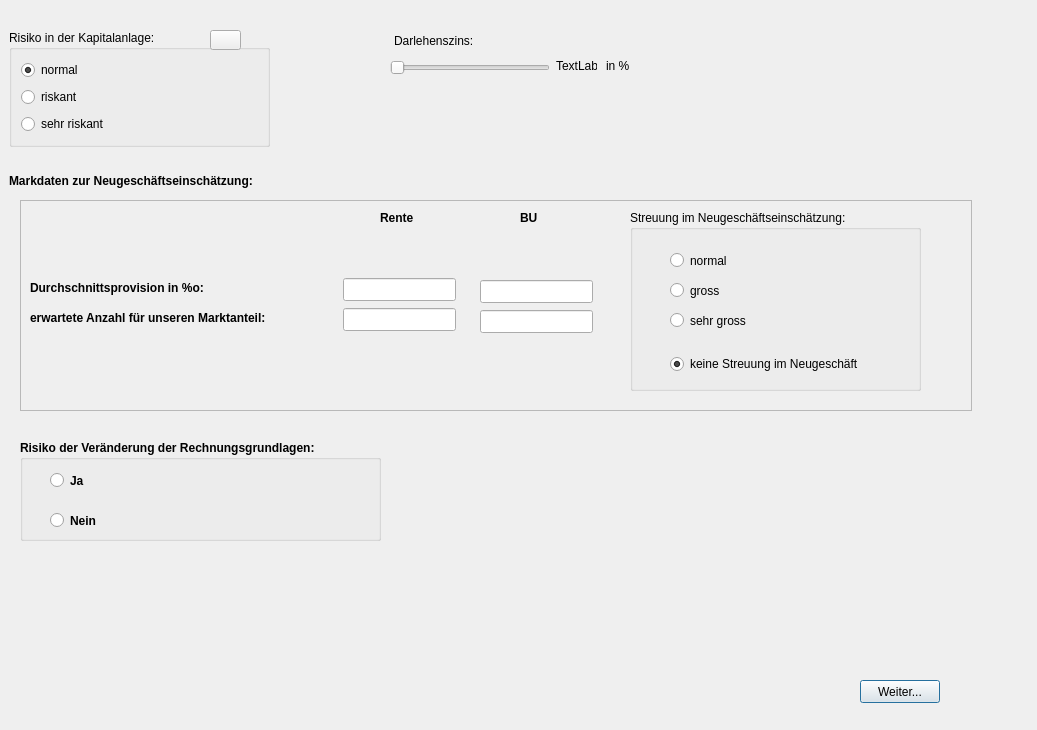
The window that Dateien/grundeinstellungwindow.ui (KaMusialik/MeinSpiel) describes before a commit, drawn with Qt 5.
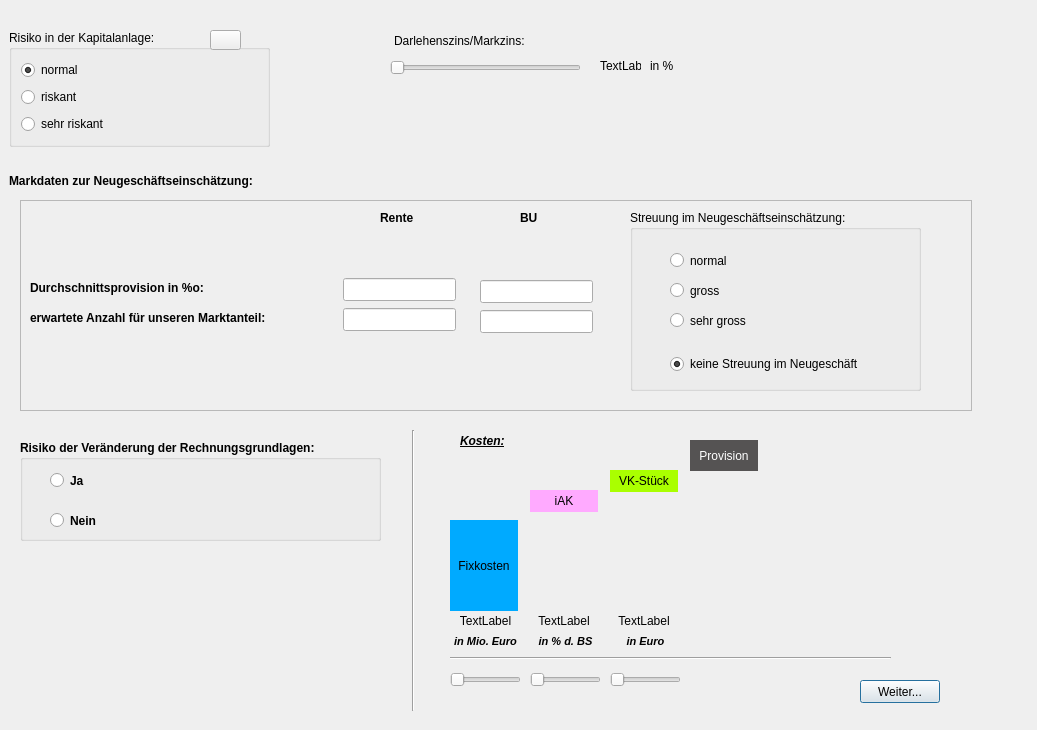
The same window after the commit. Icons and pictures are not drawn.

The edit to the form file:
```diff
--- a/Dateien/grundeinstellungwindow.ui
+++ b/Dateien/grundeinstellungwindow.ui
@@ -13,6 +13,9 @@
   <property name="windowTitle">
    <string>Dialog</string>
   </property>
+  <property name="layoutDirection">
+   <enum>Qt::LeftToRight</enum>
+  </property>
   <widget class="QLabel" name="label_2">
    <property name="geometry">
     <rect>
@@ -390,7 +393,7 @@
     <rect>
      <x>394</x>
      <y>30</y>
-     <width>141</width>
+     <width>181</width>
      <height>22</height>
     </rect>
    </property>
@@ -398,7 +401,7 @@
     <string>&lt;html&gt;&lt;head/&gt;&lt;body&gt;&lt;p&gt;Der Darlehenszins wird nur dann benötigt, wenn die Kasse zu Beginn der Geschäftsjahr negativ ist. Die Kasse wird mit diesem Wert verzinst. Es stellt also eine Art Darlehen dar. Mit einem positiven cash flow wird das Darlehen getilgt&lt;/p&gt;&lt;/body&gt;&lt;/html&gt;</string>
    </property>
    <property name="text">
-    <string>Darlehenszins:</string>
+    <string>Darlehenszins/Markzins:</string>
    </property>
   </widget>
   <widget class="QSlider" name="horizontalSlider_Darlehenszins">
@@ -406,7 +409,7 @@
     <rect>
      <x>390</x>
      <y>60</y>
-     <width>160</width>
+     <width>191</width>
      <height>16</height>
     </rect>
    </property>
@@ -417,7 +420,7 @@
   <widget class="QLabel" name="label_Darlehenszins">
    <property name="geometry">
     <rect>
-     <x>556</x>
+     <x>600</x>
      <y>55</y>
      <width>41</width>
      <height>22</height>
@@ -430,7 +433,7 @@
   <widget class="QLabel" name="label_5">
    <property name="geometry">
     <rect>
-     <x>606</x>
+     <x>650</x>
      <y>55</y>
      <width>68</width>
      <height>22</height>
@@ -440,6 +443,307 @@
     <string>in %</string>
    </property>
   </widget>
+  <widget class="QLabel" name="label_8">
+   <property name="geometry">
+    <rect>
+     <x>450</x>
+     <y>520</y>
+     <width>68</width>
+     <height>91</height>
+    </rect>
+   </property>
+   <property name="autoFillBackground">
+    <bool>false</bool>
+   </property>
+   <property name="styleSheet">
+    <string notr="true">background-color: rgb(0, 170, 255);</string>
+   </property>
+   <property name="text">
+    <string>Fixkosten</string>
+   </property>
+   <property name="alignment">
+    <set>Qt::AlignCenter</set>
+   </property>
+  </widget>
+  <widget class="Line" name="line">
+   <property name="geometry">
+    <rect>
+     <x>450</x>
+     <y>650</y>
+     <width>441</width>
+     <height>16</height>
+    </rect>
+   </property>
+   <property name="orientation">
+    <enum>Qt::Horizontal</enum>
+   </property>
+  </widget>
+  <widget class="QLabel" name="label_9">
+   <property name="geometry">
+    <rect>
+     <x>690</x>
+     <y>440</y>
+     <width>68</width>
+     <height>31</height>
+    </rect>
+   </property>
+   <property name="autoFillBackground">
+    <bool>false</bool>
+   </property>
+   <property name="styleSheet">
+    <string notr="true">background-color: rgb(85, 83, 83);
+color: rgb(255, 255, 255);</string>
+   </property>
+   <property name="text">
+    <string>Provision</string>
+   </property>
+   <property name="alignment">
+    <set>Qt::AlignCenter</set>
+   </property>
+  </widget>
+  <widget class="QLabel" name="label_10">
+   <property name="geometry">
+    <rect>
+     <x>530</x>
+     <y>490</y>
+     <width>68</width>
+     <height>22</height>
+    </rect>
+   </property>
+   <property name="toolTip">
+    <string extracomment="Interne Abschlusskosten in %o der Beitragssumme"/>
+   </property>
+   <property name="layoutDirection">
+    <enum>Qt::RightToLeft</enum>
+   </property>
+   <property name="autoFillBackground">
+    <bool>false</bool>
+   </property>
+   <property name="styleSheet">
+    <string notr="true">background-color: rgb(255, 170, 255);</string>
+   </property>
+   <property name="text">
+    <string>iAK</string>
+   </property>
+   <property name="alignment">
+    <set>Qt::AlignCenter</set>
+   </property>
+  </widget>
+  <widget class="QLabel" name="label_11">
+   <property name="geometry">
+    <rect>
+     <x>610</x>
+     <y>470</y>
+     <width>68</width>
+     <height>22</height>
+    </rect>
+   </property>
+   <property name="autoFillBackground">
+    <bool>false</bool>
+   </property>
+   <property name="styleSheet">
+    <string notr="true">background-color: rgb(170, 255, 0);</string>
+   </property>
+   <property name="text">
+    <string>VK-Stück</string>
+   </property>
+   <property name="alignment">
+    <set>Qt::AlignCenter</set>
+   </property>
+  </widget>
+  <widget class="QSlider" name="horizontalSlider_fixkosten">
+   <property name="geometry">
+    <rect>
+     <x>450</x>
+     <y>670</y>
+     <width>71</width>
+     <height>20</height>
+    </rect>
+   </property>
+   <property name="orientation">
+    <enum>Qt::Horizontal</enum>
+   </property>
+  </widget>
+  <widget class="QSlider" name="horizontalSlider_iak">
+   <property name="geometry">
+    <rect>
+     <x>530</x>
+     <y>672</y>
+     <width>71</width>
+     <height>16</height>
+    </rect>
+   </property>
+   <property name="orientation">
+    <enum>Qt::Horizontal</enum>
+   </property>
+  </widget>
+  <widget class="QSlider" name="horizontalSlider_vk_stueck">
+   <property name="geometry">
+    <rect>
+     <x>610</x>
+     <y>670</y>
+     <width>71</width>
+     <height>20</height>
+    </rect>
+   </property>
+   <property name="orientation">
+    <enum>Qt::Horizontal</enum>
+   </property>
+  </widget>
+  <widget class="QLabel" name="label_fixkosten">
+   <property name="geometry">
+    <rect>
+     <x>460</x>
+     <y>610</y>
+     <width>51</width>
+     <height>22</height>
+    </rect>
+   </property>
+   <property name="text">
+    <string>TextLabel</string>
+   </property>
+   <property name="alignment">
+    <set>Qt::AlignCenter</set>
+   </property>
+  </widget>
+  <widget class="QLabel" name="label_iak">
+   <property name="geometry">
+    <rect>
+     <x>530</x>
+     <y>610</y>
+     <width>68</width>
+     <height>22</height>
+    </rect>
+   </property>
+   <property name="text">
+    <string>TextLabel</string>
+   </property>
+   <property name="alignment">
+    <set>Qt::AlignCenter</set>
+   </property>
+  </widget>
+  <widget class="QLabel" name="label_vk_stueck">
+   <property name="geometry">
+    <rect>
+     <x>610</x>
+     <y>610</y>
+     <width>68</width>
+     <height>22</height>
+    </rect>
+   </property>
+   <property name="text">
+    <string>TextLabel</string>
+   </property>
+   <property name="alignment">
+    <set>Qt::AlignCenter</set>
+   </property>
+  </widget>
+  <widget class="QLabel" name="label_12">
+   <property name="geometry">
+    <rect>
+     <x>450</x>
+     <y>630</y>
+     <width>71</width>
+     <height>22</height>
+    </rect>
+   </property>
+   <property name="font">
+    <font>
+     <pointsize>8</pointsize>
+     <weight>75</weight>
+     <italic>true</italic>
+     <bold>true</bold>
+    </font>
+   </property>
+   <property name="text">
+    <string>in Mio. Euro</string>
+   </property>
+   <property name="alignment">
+    <set>Qt::AlignCenter</set>
+   </property>
+  </widget>
+  <widget class="QLabel" name="label_13">
+   <property name="geometry">
+    <rect>
+     <x>530</x>
+     <y>630</y>
+     <width>71</width>
+     <height>22</height>
+    </rect>
+   </property>
+   <property name="font">
+    <font>
+     <pointsize>8</pointsize>
+     <weight>75</weight>
+     <italic>true</italic>
+     <bold>true</bold>
+    </font>
+   </property>
+   <property name="text">
+    <string>in % d. BS</string>
+   </property>
+   <property name="alignment">
+    <set>Qt::AlignCenter</set>
+   </property>
+  </widget>
+  <widget class="QLabel" name="label_14">
+   <property name="geometry">
+    <rect>
+     <x>610</x>
+     <y>630</y>
+     <width>71</width>
+     <height>22</height>
+    </rect>
+   </property>
+   <property name="font">
+    <font>
+     <pointsize>8</pointsize>
+     <weight>75</weight>
+     <italic>true</italic>
+     <bold>true</bold>
+    </font>
+   </property>
+   <property name="text">
+    <string>in Euro</string>
+   </property>
+   <property name="alignment">
+    <set>Qt::AlignCenter</set>
+   </property>
+  </widget>
+  <widget class="Line" name="line_2">
+   <property name="geometry">
+    <rect>
+     <x>403</x>
+     <y>430</y>
+     <width>20</width>
+     <height>281</height>
+    </rect>
+   </property>
+   <property name="orientation">
+    <enum>Qt::Vertical</enum>
+   </property>
+  </widget>
+  <widget class="QLabel" name="label_15">
+   <property name="geometry">
+    <rect>
+     <x>460</x>
+     <y>430</y>
+     <width>68</width>
+     <height>22</height>
+    </rect>
+   </property>
+   <property name="font">
+    <font>
+     <weight>75</weight>
+     <italic>true</italic>
+     <bold>true</bold>
+     <underline>true</underline>
+    </font>
+   </property>
+   <property name="text">
+    <string>Kosten:</string>
+   </property>
+  </widget>
  </widget>
  <resources/>
  <connections/>
```
